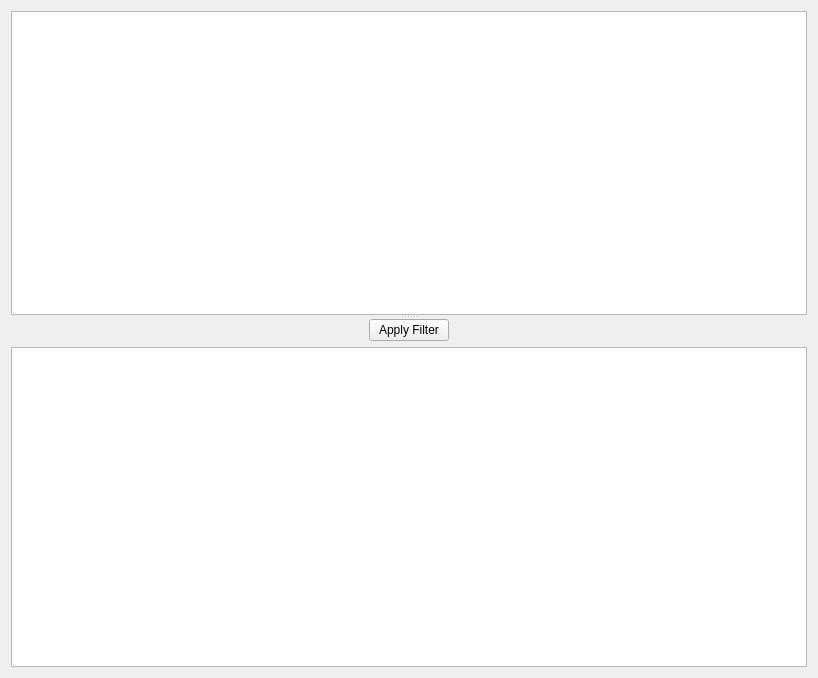
Old version of the form app/workfilterview.ui in the repository x37v/datajockey.
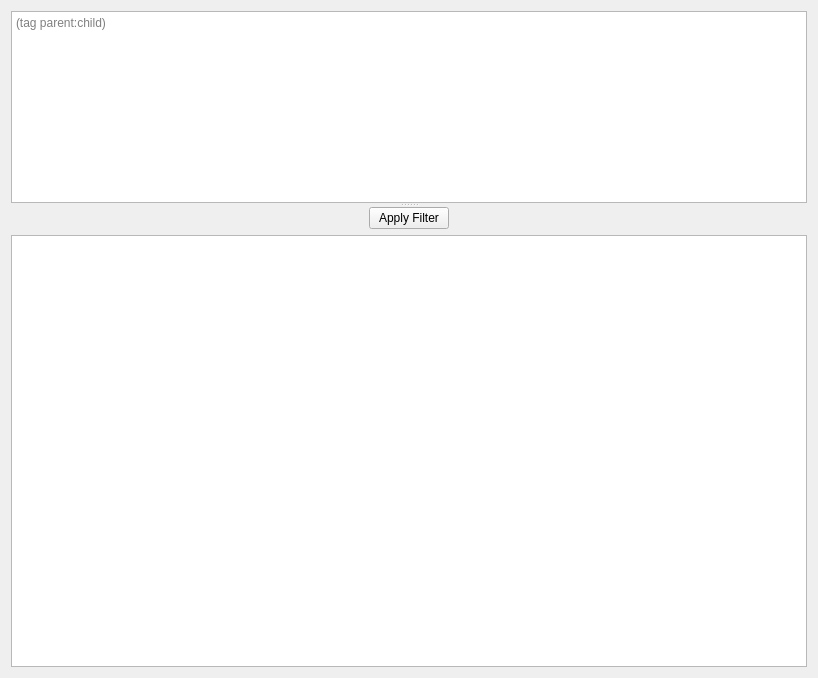
New version of the form. Custom widgets are drawn as their Qt base class.

Commit message: trying to shrink editor for filter views

```diff
--- a/app/workfilterview.ui
+++ b/app/workfilterview.ui
@@ -35,11 +35,32 @@
         <height>40</height>
        </size>
       </property>
+      <property name="baseSize">
+       <size>
+        <width>0</width>
+        <height>0</height>
+       </size>
+      </property>
+      <property name="lineWrapColumnOrWidth">
+       <number>0</number>
+      </property>
+      <property name="overwriteMode">
+       <bool>false</bool>
+      </property>
       <property name="tabStopWidth">
        <number>80</number>
       </property>
+      <property name="placeholderText">
+       <string>(tag parent:child)</string>
+      </property>
      </widget>
      <widget class="QWidget" name="widget" native="true">
+      <property name="sizePolicy">
+       <sizepolicy hsizetype="Preferred" vsizetype="Maximum">
+        <horstretch>0</horstretch>
+        <verstretch>100</verstretch>
+       </sizepolicy>
+      </property>
       <layout class="QGridLayout" name="gridLayout">
        <item row="0" column="0">
         <spacer name="horizontalSpacer">
@@ -75,7 +96,14 @@
         </spacer>
        </item>
        <item row="1" column="0" colspan="3">
-        <widget class="WorksTableView" name="worksTable"/>
+        <widget class="WorksTableView" name="worksTable">
+         <property name="sizePolicy">
+          <sizepolicy hsizetype="Expanding" vsizetype="Expanding">
+           <horstretch>0</horstretch>
+           <verstretch>100</verstretch>
+          </sizepolicy>
+         </property>
+        </widget>
        </item>
       </layout>
      </widget>
```
The commit also changes 1 other file.
